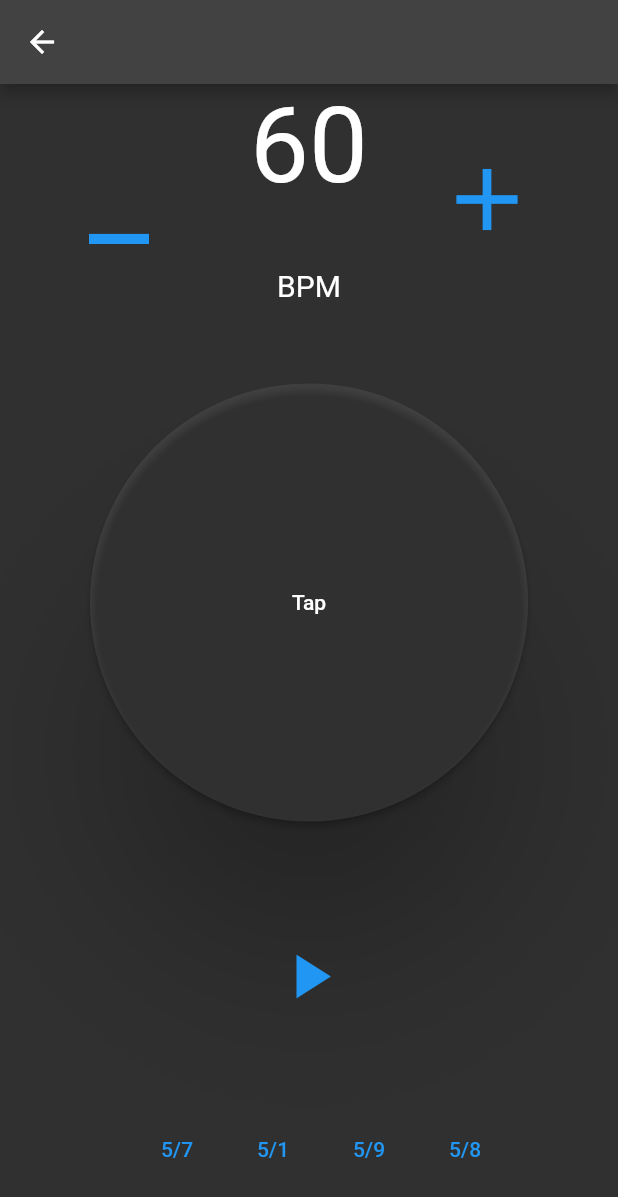
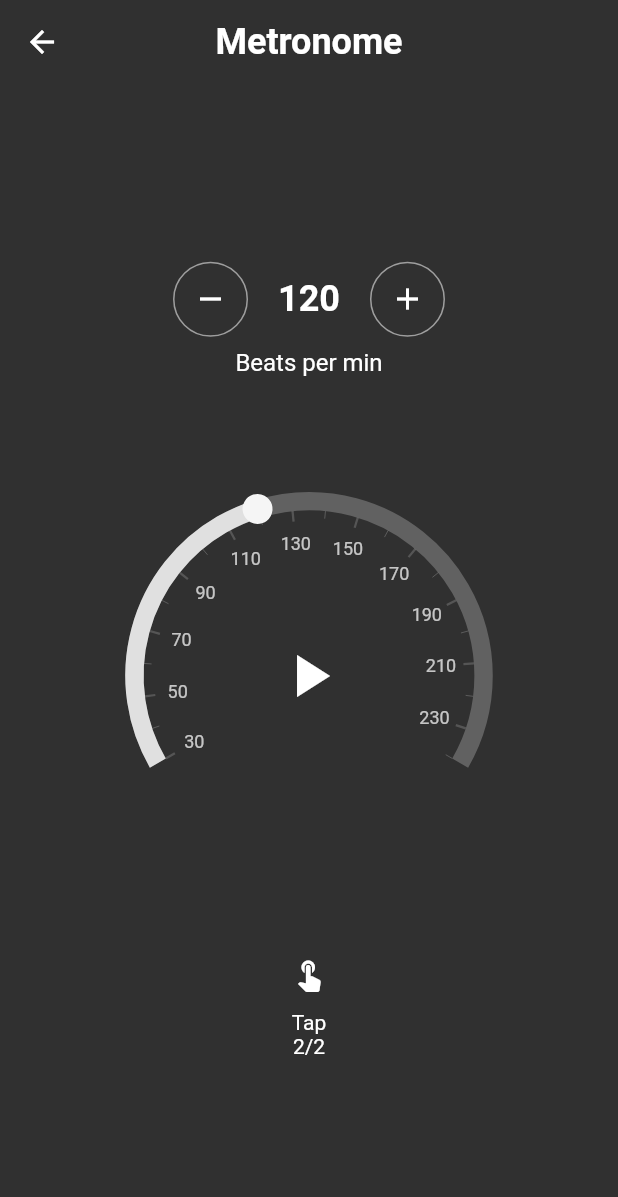
Before and after one commit to DikshantThapa/GuitarTunes, a Flutter app: the Metronome screen opened directly, on a phone screen of 412 x 824 dp. Shown: the top 1197 px of the screen. Run offline on Flutter 3.47's test engine with Material 2 defaults, Android fonts, the phone set to English and light mode, and no system bars; drawn by our look-alikes of syncfusion_flutter_gauges; our stand-ins replace assets_audio_player, flutter_svg, permission_handler; missing offline and left inert: fftea, flutter_sound.

Commit message:
feat(metrnome): add metronome ui

```diff
--- /dev/null
+++ b/lib/components/BPMCircularSlider.dart
@@ -0,0 +1,103 @@
+import 'package:flutter/material.dart';
+import 'package:syncfusion_flutter_gauges/gauges.dart';
+
+class BPMCircularSlider extends StatefulWidget {
+  final int bpm;
+  final ValueChanged<ValueChangingArgs> onBpmChange;
+  final Function onStart;
+  final Function onStop;
+
+  const BPMCircularSlider({
+    Key? key,
+    required this.bpm,
+    required this.onBpmChange,
+    required this.onStart,
+    required this.onStop,
+  }) : super(key: key);
+
+  @override
+  _BPMCircularSliderState createState() => _BPMCircularSliderState();
+}
+
+class _BPMCircularSliderState extends State<BPMCircularSlider> {
+  bool _isPlaying = false;
+
+  void _togglePlaying() {
+    setState(() {
+      _isPlaying = !_isPlaying;
+    });
+  }
+
+  @override
+  Widget build(BuildContext context) {
+    return Column(
+      children: [
+        const SizedBox(height: 16),
+        SfRadialGauge(
+          axes: <RadialAxis>[
+            RadialAxis(
+              minimum: 30,
+              maximum: 240,
+              showLabels: true,
+              showTicks: true,
+              startAngle: 150,
+              interval: 20,
+              endAngle: 30,
+              radiusFactor: 0.7,
+              axisLineStyle: AxisLineStyle(
+                thickness: 0.1,
+                color: Colors.grey.shade700,
+                thicknessUnit: GaugeSizeUnit.factor,
+              ),
+              pointers: <GaugePointer>[
+                RangePointer(
+                  value: widget.bpm.toDouble(),
+                  cornerStyle: CornerStyle.bothFlat,
+                  width: 0.1,
+                  sizeUnit: GaugeSizeUnit.factor,
+                  enableAnimation: true,
+                  animationType: AnimationType.easeOutBack,
+                  animationDuration: 1000,
+                  color: Colors.grey.shade300,
+                ),
+                MarkerPointer(
+                  value: widget.bpm.toDouble(),
+                  enableDragging: true,
+                  enableAnimation: true,
+                  onValueChanging: widget.onBpmChange,
+                  animationType: AnimationType.easeOutBack,
+                  markerType: MarkerType.circle,
+                  color: Colors.grey.shade100,
+                  markerHeight: 20,
+                  markerWidth: 20,
+                )
+              ],
+              annotations: <GaugeAnnotation>[
+                GaugeAnnotation(
+                  widget: Container(
+                      alignment: Alignment.center,
+                      child: GestureDetector(
+                          behavior: HitTestBehavior.translucent,
+                          onTap: () {
+                            _togglePlaying();
+                            if (_isPlaying) {
+                              widget.onStart();
+                            } else {
+                              widget.onStop();
+                            }
+                          },
+                          child: Icon(
+                            _isPlaying ? Icons.pause : Icons.play_arrow,
+                            size: 48,
+                          ))),
+                  angle: 90,
+                  positionFactor: 0,
+                ),
+              ],
+            ),
+          ],
+        ),
+      ],
+    );
+  }
+}
--- /dev/null
+++ b/lib/components/BPMController.dart
@@ -0,0 +1,70 @@
+import 'package:flutter/material.dart';
+
+class BpmController extends StatefulWidget {
+  final int bpm;
+  final ValueChanged<int> onBpmChange;
+
+  const BpmController({
+    Key? key,
+    required this.bpm,
+    required this.onBpmChange,
+  }) : super(key: key);
+
+  @override
+  _BpmControllerState createState() => _BpmControllerState();
+}
+
+class _BpmControllerState extends State<BpmController> {
+  void _decrementBpm() {
+    // limiting to 30
+    if (widget.bpm > 30) {
+      widget.onBpmChange(widget.bpm - 1);
+    }
+  }
+
+  void _incrementBpm() {
+    // limiting to 240
+    if (widget.bpm < 240) {
+      widget.onBpmChange(widget.bpm + 1);
+    }
+  }
+
+  @override
+  Widget build(BuildContext context) {
+    return Row(
+      mainAxisAlignment: MainAxisAlignment.center,
+      children: [
+        Container(
+          decoration: BoxDecoration(
+            borderRadius: BorderRadius.circular(30),
+            border: Border.all(color: Colors.grey),
+          ),
+          child: IconButton(
+            highlightColor: Colors.greenAccent,
+            icon: const Icon(Icons.remove),
+            onPressed: _decrementBpm,
+          ),
+        ),
+        const SizedBox(width: 20),
+        Text(
+          widget.bpm.toString(),
+          style: const TextStyle(
+            fontSize: 24,
+            fontWeight: FontWeight.bold,
+          ),
+        ),
+        const SizedBox(width: 20),
+        Container(
+            decoration: BoxDecoration(
+              borderRadius: BorderRadius.circular(30),
+              border: Border.all(color: Colors.grey),
+            ),
+            child: IconButton(
+              highlightColor: Colors.greenAccent,
+              icon: const Icon(Icons.add),
+              onPressed: _incrementBpm,
+            )),
+      ],
+    );
+  }
+}
--- /dev/null
+++ b/lib/components/TapButton.dart
@@ -0,0 +1,64 @@
+import 'dart:async';
+
+import 'package:flutter/material.dart';
+
+class TapButton extends StatefulWidget {
+  final Function(double) onBpmChange;
+  const TapButton({Key? key, required this.onBpmChange}) : super(key: key);
+
+  @override
+  _TapButtonState createState() => _TapButtonState();
+}
+
+class _TapButtonState extends State<TapButton> {
+  List<double> _tapIntervals = []; // list to store time intervals between taps
+  int _estimatedBpm = 0; // current estimated BPM
+  double prevTapTime = 0;
+
+  void _resetTapIntervals() {
+    _tapIntervals = [];
+    prevTapTime = 0;
+  }
+
+  void _onTapButtonPressed() {
+    // get the current time in sec
+    final double currentTime =
+        DateTime.now().millisecondsSinceEpoch.toDouble() / 1000.0;
+
+    // calculate the time interval since the previous tap
+    if (_tapIntervals.isNotEmpty) {
+      final double tapInterval = currentTime - prevTapTime;
+      _tapIntervals.add(tapInterval);
+    } else {
+      _tapIntervals.add(0);
+    }
+    prevTapTime = currentTime;
+
+    // calculate the estimated BPM
+    if (_tapIntervals.length > 1) {
+      final double totalTime = _tapIntervals.reduce((a, b) => a + b);
+      final double avgTime = totalTime / (_tapIntervals.length - 1);
+      _estimatedBpm = (60 / avgTime).round();
+    }
+
+    if (_tapIntervals.length == 5) {
+      _resetTapIntervals();
+    }
+
+    // update the circular slider
+    if (_estimatedBpm >= 30 && _estimatedBpm <= 240) {
+      widget.onBpmChange(_estimatedBpm.toDouble());
+    }
+  }
+
+  @override
+  Widget build(BuildContext context) {
+    return Column(children: [
+      IconButton(
+          highlightColor: Colors.greenAccent,
+          onPressed: _onTapButtonPressed,
+          icon: const Icon(Icons.touch_app)),
+      const Text("Tap")
+    ]);
+  }
+}
--- /dev/null
+++ b/lib/components/TimeSignatureController.dart
@@ -0,0 +1,48 @@
+import 'package:flutter/material.dart';
+
+List<List<int>> TIME_SIGNATURES = [
+  [1, 4],
+  [2, 4],
+  [3, 4],
+  [4, 4],
+  [5, 4],
+  [7, 4],
+  [5, 8],
+  [6, 8],
+  [7, 8],
+  [9, 8],
+  [12, 8]
+];
+
+class TimeSignatureController extends StatefulWidget {
+  List<int> timesignature = [2, 4];
+  final ValueChanged<List<int>> onTimeSignatureChanged;
+
+  TimeSignatureController(
+      {Key? key,
+      required this.timesignature,
+      required this.onTimeSignatureChanged})
+      : super(key: key);
+
+  @override
+  _TimeSignatureControllerState createState() =>
+      _TimeSignatureControllerState();
+}
+
+class _TimeSignatureControllerState extends State<TimeSignatureController> {
+  @override
+  build(BuildContext context) {
+    return PopupMenuButton(
+      initialValue: 2,
+      child: Text("${widget.timesignature[0]}/${widget.timesignature[0]}"),
+      itemBuilder: (BuildContext context) {
+        return TIME_SIGNATURES.map((e) {
+          return PopupMenuItem(
+            value: TIME_SIGNATURES.indexOf(e),
+            child: Text("${e[0]} / ${e[1]}"),
+          );
+        }).toList();
+      },
+    );
+  }
+}
--- a/lib/main.dart
+++ b/lib/main.dart
@@ -9,7 +9,7 @@ class MyApp extends StatelessWidget {
   Widget build(BuildContext context) {
     return MaterialApp(
       debugShowCheckedModeBanner: false,
-      home: Splashscreen(),
+      home: const Splashscreen(),
       theme: ThemeData.dark(),
       darkTheme: ThemeData.dark(),
     );
--- a/lib/pages/Metronome.dart
+++ b/lib/pages/Metronome.dart
@@ -1,10 +1,45 @@
 import 'package:flutter/material.dart';
-import 'dart:async';
-import 'package:assets_audio_player/assets_audio_player.dart';
+import 'package:guitar_tunes/components/BPMCircularSlider.dart';
+import 'package:guitar_tunes/components/TapButton.dart';
+import 'package:guitar_tunes/components/TimeSignatureController.dart';
+import 'package:syncfusion_flutter_gauges/gauges.dart';
+import '../components/BPMController.dart';
+
+class MetronomeAppBar extends StatelessWidget implements PreferredSizeWidget {
+  final String title;
+  final VoidCallback onBackButtonPressed;
+
+  const MetronomeAppBar({
+    Key? key,
+    required this.title,
+    required this.onBackButtonPressed,
+  }) : super(key: key);
+
+  @override
+  Size get preferredSize => const Size.fromHeight(kToolbarHeight);
+
+  @override
+  Widget build(BuildContext context) {
+    return AppBar(
+      title: const Text(
+        'Metronome',
+        style: TextStyle(
+          fontWeight: FontWeight.bold,
+          fontSize: 24,
+        ),
+      ),
+      elevation: 0.0,
+      backgroundColor: Colors.transparent,
+      centerTitle: true,
+      leading: IconButton(
+        icon: const Icon(Icons.arrow_back),
+        onPressed: onBackButtonPressed,
+      ),
+    );
+  }
+}
 
 class Metronome extends StatefulWidget {
-
-
   const Metronome({super.key});
 
   @override
@@ -12,192 +47,61 @@ class Metronome extends StatefulWidget {
 }
 
 class _MetronomeState extends State<Metronome> {
+  int _bpm = 120; //default bpm
+  List<int> _timesignature = [2, 4];
 
- bool ispauseicon=false;
-  int counter=60;
-  bool isplaying = false;
-  AssetsAudioPlayer player = AssetsAudioPlayer();
-  @override
-  void initState(){
-    super.initState();
-  }
-
-  void incrementcounter(){
+  void _onTimeSignatureChanged(List<int> newTimeSignature) {
     setState(() {
-      counter++;
-    });
-  }
-    void decrementcounter(){
-      setState(() {
-        counter--;
-    });
-  }
-    playbeep(){
-      late double time;
-      setState(() {
-         time = 60/counter;
-      });
-      Timer.periodic( Duration(milliseconds:(time*1000).toInt()), (timer) {
-        if(!isplaying){
-        timer.cancel();
-      }
-      player.open(Audio("/assets/sounds/beep1.mp3"));
+      _timesignature = newTimeSignature;
     });
   }
 
+  void _onBpmChange(double value) {
+    setState(() {
+      _bpm = value.round();
+    });
+  }
+
+  @override
   Widget build(BuildContext context) {
-    return  Scaffold(
-      appBar:AppBar(
-
+    return Scaffold(
+        appBar: MetronomeAppBar(
+          title: "Metronome",
+          onBackButtonPressed: () {
+            Navigator.of(context).maybePop();
+          },
         ),
-      body:Center(
-        child:Column(
-          mainAxisAlignment: MainAxisAlignment.spaceEvenly,
-
-          children: [
-           Expanded(
-            flex:20,
-            child:  SizedBox(
-              width: double.infinity,
-              child: Row(
-                mainAxisAlignment: MainAxisAlignment.spaceEvenly,
-
-                children: [
-
-                   Center(
-                     child: SizedBox(
-                      height: 150,
-                      width: 150,
-                      child: TextButton.icon(onPressed: decrementcounter,
-                        icon: Icon(Icons.minimize,
-
-                        size: 80,
-                        ),
-                        label: Text(""),
-                      ),
-                     ),
-                   ),
-
-                   SizedBox(
-                    height: double.infinity,
+        body: Center(
           child: Column(
             mainAxisAlignment: MainAxisAlignment.center,
             children: [
-                    Expanded(
-                      flex: 80,
-                      child:Text('$counter',
-                      style: TextStyle(fontSize: 70),
+              BpmController(
+                bpm: _bpm,
+                onBpmChange: (v) => _onBpmChange(v.toDouble()),
               ),
+              const SizedBox(height: 8),
+              const Text(
+                'Beats per min',
+                style: TextStyle(fontSize: 16),
               ),
-
-                    Expanded(
-                      flex:20,
-                      child:Text("BPM",
-                      style: TextStyle(fontSize: 20),
-                      ),
-                    )
-                   ]),
-
-                  ),
-
-                   Center(
-                     child: SizedBox(
-                      height: 150,
-                      width: 150,
-                        child: TextButton.icon(onPressed: incrementcounter,
-                        icon: Icon(Icons.add,
-                        size: 70,
-                        ),
-                        label: Text(""),
-                        ),
-                      ),
-                   ),
-              ]
-              ),
-            ),
-           ),
-
-           Expanded(
-            flex:50,
-            child:  Container(
-              width: 300,
-              height: 300,
-                child: Card(
-                  shape: CircleBorder(),
-                  elevation: 50,
-                  shadowColor: Colors.black,
-                  child: SizedBox(
-                    child: ElevatedButton(onPressed:(){},
-                    style:ElevatedButton.styleFrom(
-                      enableFeedback: false,
-                      backgroundColor: Colors.transparent,
-                      shape:CircleBorder(),
-                    ),
-                    child: Text("Tap")
-                    ),
-                  ),
-                ),
-            ),
-            ),
-
-           Expanded(
-            flex:30,
-            child:  Container(
-              width: double.infinity,
-              child: Column(
-                children: [
-                  Expanded(
-                    flex: 50,
-                    child: TextButton(onPressed:(){
-                      playbeep();
+              const SizedBox(height: 8),
+              BPMCircularSlider(
+                bpm: _bpm,
+                onBpmChange: (ValueChangingArgs args) {
                   setState(() {
-                      ispauseicon =!ispauseicon;
-                      isplaying=!isplaying;
+                    _bpm = args.value.round();
                   });
                 },
-                     child:Icon((ispauseicon)?Icons.pause:Icons.play_arrow,
-                     size: 50,),
+                onStart: () {},
+                onStop: () {},
+              ),
+              TapButton(onBpmChange: _onBpmChange),
+              TimeSignatureController(
+                timesignature: _timesignature,
+                onTimeSignatureChanged: _onTimeSignatureChanged,
               )
-                  ),
-
-                  Expanded(
-                    flex: 50,
-                    child: Container(
-                      width: 300,
-                      child: ListView(
-                        padding: EdgeInsets.all(30),
-                      scrollDirection:Axis.horizontal,
-                      children: [
-                        TextButton(onPressed:(){},
-                         child: Text("5/7"),),
-
-                        TextButton(onPressed:(){},
-                         child: Text("5/1"),),
-
-                          TextButton(onPressed:(){},
-                         child: Text("5/9"),),
-
-                          TextButton(onPressed:(){},
-                         child: Text("5/8"),),
-
-                          TextButton(onPressed:(){},
-                         child: Text("5/7"),),
-
-                          TextButton(onPressed:(){},
-                         child: Text("5/6"),)
             ],
           ),
-                    )
-                  ),
-
-                ],
-              ),
-
-            ),
-            )
-          ],
-        )
-      )
-    );
+        ));
   }
 }
--- a/lib/pages/ToolsPage.dart
+++ b/lib/pages/ToolsPage.dart
@@ -28,10 +28,10 @@ class ToolsPage extends StatelessWidget {
             SizedBox(height: 10),
             InkWell(
                 onTap: () {
-                   Navigator.push(
+                  Navigator.push(
                     context,
                     MaterialPageRoute(builder: (context) => Metronome()),
-                    );
+                  );
                 },
                 child: Container(
                   padding: EdgeInsets.all(10),
--- a/pubspec.yaml
+++ b/pubspec.yaml
@@ -40,6 +40,7 @@ dependencies:
   flutter_sound: ^9.2.13
   assets_audio_player: ^3.0.6
   flutter_svg: ^2.0.2
+  syncfusion_flutter_gauges: ^21.1.38
 
 dev_dependencies:
   flutter_test:
```
Also changed, not shown: pubspec.lock. Lines whose indentation alone changed are shown as unchanged.
